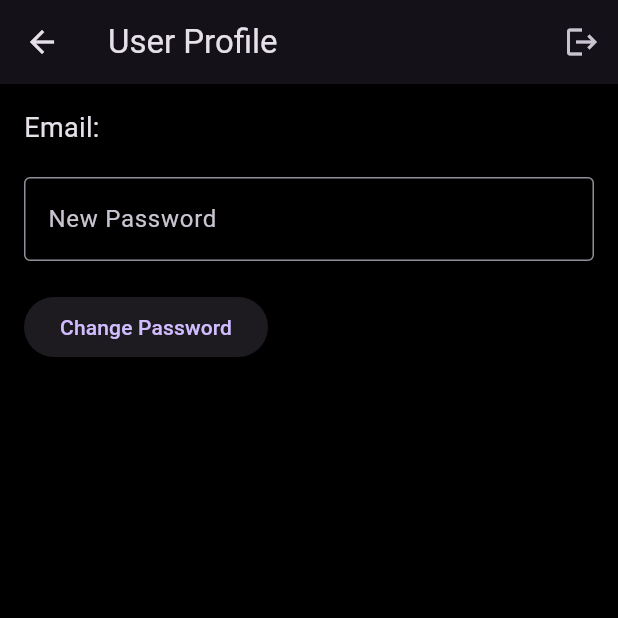
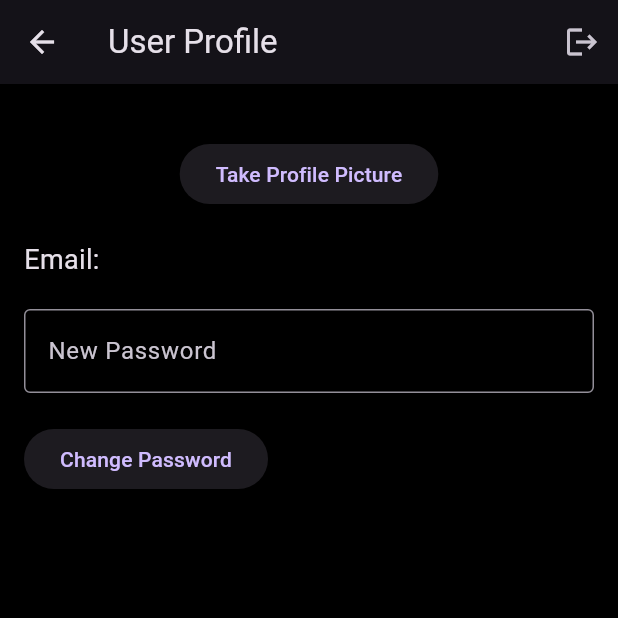
Before and after one commit to imeth2023/fluttertest, a Flutter app: the screen it shows once a user with an empty profile is signed in, after a tap on the "account circle" icon, on a phone screen of 412 x 824 dp, the top half of it. Run offline on Flutter 3.47's test engine with Material 3 defaults, Android fonts, the phone set to English and light mode, and no system bars; our stand-ins replace cloud_firestore, connectivity_plus, firebase_auth, firebase_core, google_sign_in, image_picker and 2 more; accounts and stored records are empty; network calls fail.

Commit message:
Add image_picker and path_provider dependencies

```diff
--- a/lib/home_page.dart
+++ b/lib/home_page.dart
@@ -1,4 +1,5 @@
 import 'package:flutter/material.dart';
+import 'package:connectivity_plus/connectivity_plus.dart';
 import 'api_service.dart'; // Adjust the import path as necessary
 import 'media_item.dart'; // Adjust the import path as necessary
 import 'details.dart'; // Adjust the import path as necessary
@@ -17,29 +18,46 @@ class _HomePageState extends State<HomePage> with TickerProviderStateMixin {
   late TabController _contentTabController;
   Future<Map<String, int>>? _genresFuture;
   int? _selectedGenreId;
-  String _selectedGenre = ''; // Variable to hold the selected genre name
-  String _mediaType = 'movie'; // Start with 'movie' as the default media type
-  String _sortBy = 'popularity.desc'; // Default sort by
-  bool _kidsMode = false; // Indicates whether the app is in kids mode
+  String _selectedGenre = '';
+  String _mediaType = 'movie';
+  String _sortBy = 'popularity.desc';
+  String _sortOrder = 'desc'; // Added sort order state
+  bool _kidsMode = false;
 
   @override
   void initState() {
     super.initState();
-    _mainTabController = TabController(length: 2, vsync: this); // Movies and TV Shows
-    _contentTabController = TabController(length: 3, vsync: this); // Trending, Top Rated, Top Grossing
-    _genresFuture = _apiService.fetchGenres(_mediaType);
+    _mainTabController = TabController(length: 2, vsync: this);
+    _contentTabController = TabController(length: 3, vsync: this);
+    _checkConnectivityAndFetchGenres();
     _mainTabController.addListener(_handleMainTabChange);
     _contentTabController.addListener(_handleContentTabChange);
+  }
+
+  Future<void> _checkConnectivityAndFetchGenres() async {
+    var connectivityResult = await (Connectivity().checkConnectivity());
+    if (connectivityResult == ConnectivityResult.none) {
+      _showNoInternetSnackbar();
+    } else {
+      _genresFuture = _apiService.fetchGenres(_mediaType);
+    }
+  }
+
+  void _showNoInternetSnackbar() {
+    ScaffoldMessenger.of(context).showSnackBar(SnackBar(
+      content: Text('No Internet Connection Available'),
+    ));
   }
 
   void _handleMainTabChange() {
     if (!_mainTabController.indexIsChanging) {
       setState(() {
         _mediaType = _mainTabController.index == 0 ? 'movie' : 'tv';
-        _genresFuture = _apiService.fetchGenres(_mediaType);
-        _selectedGenreId = null; // Reset genre when switching
-        _selectedGenre = ''; // Reset selected genre name
-        _sortBy = 'popularity.desc'; // Reset sort by to default when switching between tabs
+        _checkConnectivityAndFetchGenres();
+        _selectedGenreId = null;
+        _selectedGenre = '';
+        _sortBy = 'popularity.desc';
+        _sortOrder = 'desc'; // Reset sort order on main tab change
       });
     }
   }
@@ -49,18 +67,20 @@ class _HomePageState extends State<HomePage> with TickerProviderStateMixin {
       setState(() {
         switch (_contentTabController.index) {
           case 0:
-            _sortBy = 'popularity.desc';
+            _sortBy = 'popularity';
             break;
           case 1:
-            _sortBy = 'vote_average.desc';
+            _sortBy = 'vote_average';
             break;
           case 2:
-            _sortBy = (_mediaType == 'movie') ? 'revenue.desc' : 'popularity.desc';
+            _sortBy = (_mediaType == 'movie') ? 'revenue' : 'popularity';
             break;
           default:
-            _sortBy = 'popularity.desc';
+            _sortBy = 'popularity';
             break;
         }
+        // Append sort order to sortBy
+        _sortBy += '.$_sortOrder';
       });
     }
   }
@@ -74,6 +94,10 @@ class _HomePageState extends State<HomePage> with TickerProviderStateMixin {
 
   void _showGenreSelector() async {
     final genres = await _genresFuture;
+    if (genres == null) {
+      _showNoInternetSnackbar();
+      return;
+    }
     showDialog(
       context: context,
       builder: (BuildContext context) {
@@ -82,16 +106,13 @@ class _HomePageState extends State<HomePage> with TickerProviderStateMixin {
           content: SingleChildScrollView(
             child: ListBody(
               children: [
-                // Add a toggle button for Kids mode
                 ListTile(
-                  title: Text(_kidsMode ? 'Turn Off Kids' : 'Turn On Kids'),
+                  title: Text(_kidsMode ? 'Turn Off Kids Mode' : 'Turn On Kids Mode'),
                   onTap: () {
                     setState(() {
-                      // Toggle kids mode
                       _kidsMode = !_kidsMode;
-                      // Get the genre ID for Family when turning on kids mode
                       if (_kidsMode) {
-                        _selectedGenreId = genres!['Family'];
+                        _selectedGenreId = genres['Family'];
                       } else {
                         _selectedGenreId = null;
                       }
@@ -99,14 +120,13 @@ class _HomePageState extends State<HomePage> with TickerProviderStateMixin {
                     });
                   },
                 ),
-                // List of genres including Family if not in kids mode
-                ...genres!.entries.map((entry) {
+                ...genres.entries.map((entry) {
                   return ListTile(
                     title: Text(entry.key),
                     onTap: () {
                       setState(() {
                         _selectedGenreId = entry.value;
-                        _selectedGenre = entry.key; // Update the selected genre name
+                        _selectedGenre = entry.key;
                         Navigator.of(context).pop();
                       });
                     },
@@ -121,7 +141,7 @@ class _HomePageState extends State<HomePage> with TickerProviderStateMixin {
               onPressed: () {
                 setState(() {
                   _selectedGenreId = null;
-                  _selectedGenre = ''; // Reset selected genre name
+                  _selectedGenre = '';
                 });
                 Navigator.of(context).pop();
               },
@@ -138,7 +158,6 @@ class _HomePageState extends State<HomePage> with TickerProviderStateMixin {
     if (_selectedGenreId != null) {
       fetchFuture = _apiService.fetchMediaByGenreAndSort(_mediaType, _selectedGenreId!, sortBy: _sortBy);
     } else {
-      // Adjust here to fetch default screens for Top Rated and Top Grossing for TV shows
       fetchFuture = _fetchDefaultScreen();
     }
 
@@ -154,8 +173,8 @@ class _HomePageState extends State<HomePage> with TickerProviderStateMixin {
             gridDelegate: SliverGridDelegateWithFixedCrossAxisCount(
               crossAxisCount: 2,
               childAspectRatio: 0.7,
-              crossAxisSpacing: 16, // Added spacing between each poster
-              mainAxisSpacing: 16, // Added spacing between each poster
+              crossAxisSpacing: 16,
+              mainAxisSpacing: 16,
             ),
             itemCount: snapshot.data!.length,
             itemBuilder: (context, index) {
@@ -204,7 +223,7 @@ class _HomePageState extends State<HomePage> with TickerProviderStateMixin {
   Widget build(BuildContext context) {
     return Scaffold(
       appBar: AppBar(
-        title: Text(_selectedGenre.isNotEmpty ? '$_mediaType - $_selectedGenre' : 'Movies & TV Shows'), // Display selected genre in the app bar title
+        title: Text(_selectedGenre.isNotEmpty ? '$_mediaType - $_selectedGenre' : 'Movies & TV Shows'),
         bottom: TabBar(
           controller: _mainTabController,
           tabs: [
@@ -220,6 +239,24 @@ class _HomePageState extends State<HomePage> with TickerProviderStateMixin {
           IconButton(
             icon: Icon(Icons.filter_list),
             onPressed: _showGenreSelector,
+          ),
+          DropdownButton<String>(
+            value: _sortOrder,
+            icon: Icon(Icons.sort),
+            underline: Container(height: 0),
+            onChanged: (String? newValue) {
+              setState(() {
+                _sortOrder = newValue!;
+                _handleContentTabChange(); // Update sort order in UI
+              });
+            },
+            items: <String>['desc', 'asc']
+                .map<DropdownMenuItem<String>>((String value) {
+              return DropdownMenuItem<String>(
+                value: value,
+                child: Text(value.toUpperCase()),
+              );
+            }).toList(),
           ),
           IconButton(
             icon: Icon(Icons.view_list),
@@ -240,7 +277,7 @@ class _HomePageState extends State<HomePage> with TickerProviderStateMixin {
               tabs: [
                 Tab(text: 'Trending'),
                 Tab(text: 'Top Rated'),
-                Tab(text: 'Top Grossing'), // Kept as "Top Grossing" for simplicity, but it fetches top rated for TV
+                Tab(text: 'Top Grossing'),
               ],
             ),
           ),
@@ -248,9 +285,9 @@ class _HomePageState extends State<HomePage> with TickerProviderStateMixin {
             child: TabBarView(
               controller: _contentTabController,
               children: [
-                _buildMediaList(), // For Trending
-                _buildMediaList(), // For Top Rated
-                _buildMediaList(), // For Top Grossing (or alternative metric for TV shows)
+                _buildMediaList(),
+                _buildMediaList(),
+                _buildMediaList(),
               ],
             ),
           ),
--- a/lib/user_page.dart
+++ b/lib/user_page.dart
@@ -1,6 +1,9 @@
+import 'dart:io';
 import 'package:flutter/material.dart';
 import 'package:firebase_auth/firebase_auth.dart';
 import 'package:shared_preferences/shared_preferences.dart';
+import 'package:image_picker/image_picker.dart';
+import 'package:path_provider/path_provider.dart';
 
 class UserPage extends StatefulWidget {
   @override
@@ -10,12 +13,27 @@ class UserPage extends StatefulWidget {
 class _UserPageState extends State<UserPage> {
   final FirebaseAuth _auth = FirebaseAuth.instance;
   final TextEditingController _newPasswordController = TextEditingController();
+  String _profileImagePath = ''; // To store the profile image path
+
+  @override
+  void initState() {
+    super.initState();
+    _loadProfileImagePath();
+  }
+
+  void _loadProfileImagePath() async {
+    final prefs = await SharedPreferences.getInstance();
+    setState(() {
+      _profileImagePath = prefs.getString('profileImagePath') ?? '';
+    });
+  }
 
   void _signOut() async {
     await _auth.signOut();
     final prefs = await SharedPreferences.getInstance();
     await prefs.remove('isLoggedIn'); // It's better to remove the flag entirely on sign out.
-    Navigator.of(context).pushReplacementNamed('/login');
+    await prefs.remove('profileImagePath'); // Remove the profile image path as well
+    Navigator.of(context).pushNamed('/login');
   }
 
   void _changePassword() async {
@@ -39,6 +57,23 @@ class _UserPageState extends State<UserPage> {
     }
   }
 
+  Future<void> _takePicture() async {
+    final ImagePicker _picker = ImagePicker();
+    final XFile? image = await _picker.pickImage(source: ImageSource.camera);
+    if (image != null) {
+      final Directory appDir = await getApplicationDocumentsDirectory();
+      final String path = appDir.path;
+      final File newImage = await File(image.path).copy('$path/profile_picture.png');
+
+      final prefs = await SharedPreferences.getInstance();
+      await prefs.setString('profileImagePath', newImage.path);
+
+      setState(() {
+        _profileImagePath = newImage.path;
+      });
+    }
+  }
+
   @override
   Widget build(BuildContext context) {
     final user = _auth.currentUser;
@@ -59,6 +94,21 @@ class _UserPageState extends State<UserPage> {
           child: Column(
             crossAxisAlignment: CrossAxisAlignment.start,
             children: [
+              if (_profileImagePath.isNotEmpty)
+                Center(
+                  child: CircleAvatar(
+                    backgroundImage: FileImage(File(_profileImagePath)),
+                    radius: 60,
+                  ),
+                ),
+              SizedBox(height: 20),
+              Center(
+                child: ElevatedButton(
+                  onPressed: _takePicture,
+                  child: Text('Take Profile Picture'),
+                ),
+              ),
+              SizedBox(height: 20),
               Text('Email: ${user?.email}', style: TextStyle(fontSize: 18)),
               SizedBox(height: 20),
               TextField(
--- a/pubspec.yaml
+++ b/pubspec.yaml
@@ -43,6 +43,8 @@ dependencies:
   google_sign_in: ^6.2.1
   connectivity_plus: ^5.0.2
   speech_to_text: ^6.6.0
+  image_picker: ^1.0.7
+  path_provider: ^2.1.2
 
 dev_dependencies:
   flutter_test:
```
Also changed, not shown: lib/search_screen.dart (+88 -59 lines), pubspec.lock, 6 other files.
